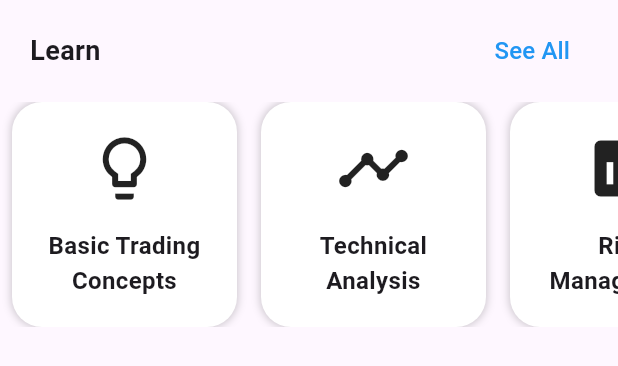
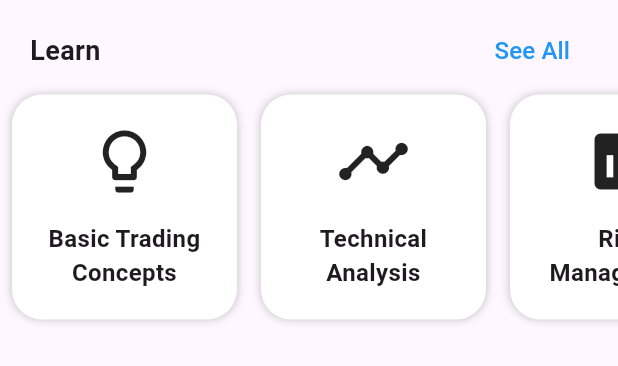
Before and after one commit to junhubdotcom/abovhack, a Flutter app: the LearnSection widget shown alone on an empty page, opened directly, on a phone screen of 412 x 824 dp. Shown: the top 366 px of the screen. Run offline on Flutter 3.47's test engine with Material 3 defaults, Android fonts, the phone set to English and light mode, and no system bars; our stand-ins replace camera, card_swiper, permission_handler, readmore, shared_preferences; missing offline and left inert: google_mlkit_text_recognition, multi_chip_picker; accounts and stored records are empty; network calls fail.

Commit message:
fix education_home

```diff
--- a/lib/Education/screens/education_home.dart
+++ b/lib/Education/screens/education_home.dart
@@ -345,9 +345,10 @@ class LearnSection extends StatelessWidget {
             ],
           ),
         ),
-        const SizedBox(height: 10),
         SingleChildScrollView(
           scrollDirection: Axis.horizontal,
+          child: SizedBox(
+            height: 160,
             child: Row(
               children: topics.map((topic) {
                 return Padding(
@@ -357,6 +358,7 @@ class LearnSection extends StatelessWidget {
               }).toList(),
             ),
           ),
+        ),
       ],
     );
   }
```
Lines whose indentation alone changed are shown as unchanged.
